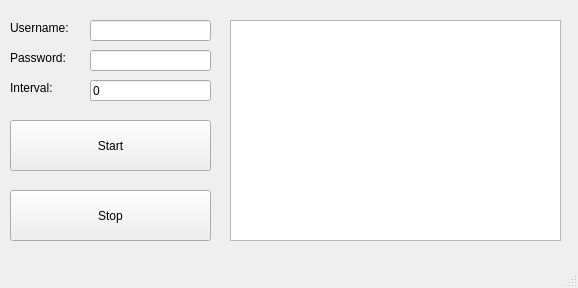
Above: dev/gui.ui from sathyamvellal/gstatus-changer before the change. Below: the same form after it.
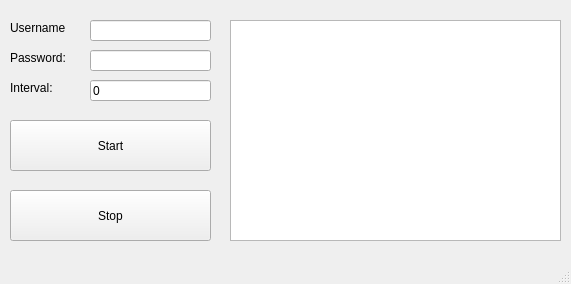
That is the form after the change.

```diff
--- a/dev/gui.ui
+++ b/dev/gui.ui
@@ -6,8 +6,8 @@
    <rect>
     <x>0</x>
     <y>0</y>
-    <width>578</width>
-    <height>288</height>
+    <width>571</width>
+    <height>284</height>
    </rect>
   </property>
   <property name="windowTitle">
@@ -69,7 +69,7 @@
      </rect>
     </property>
     <property name="text">
-     <string>Username:</string>
+     <string>Username</string>
     </property>
    </widget>
    <widget class="QLabel" name="password_label">
```
Left out of the diff: 4 changed lines with no effect on the pictures.
